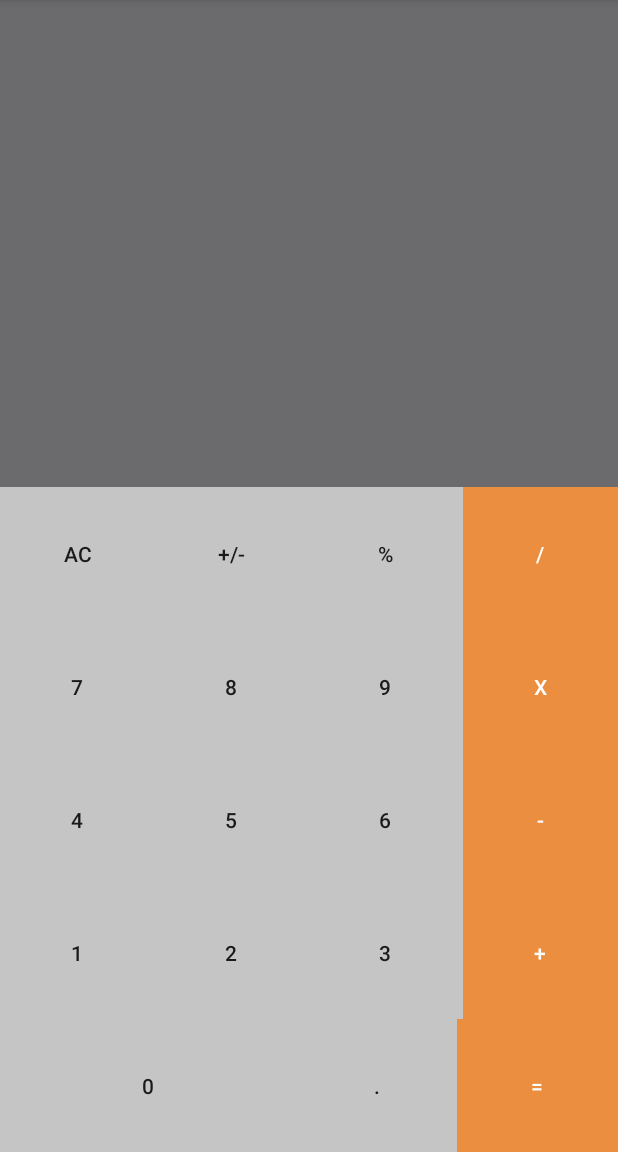
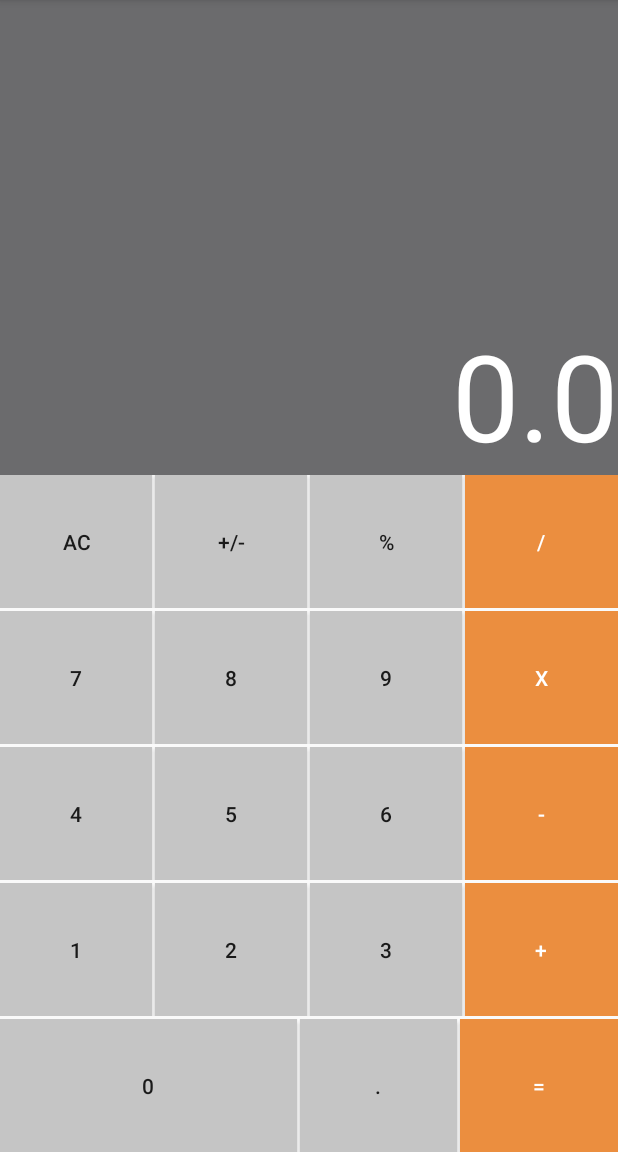
Before and after one commit to MrShiden/Android, an Android app: the screen it shows after launch (MainActivity), after a tap on an icon or button, on a phone screen of 412 x 824 dp, the part 84-1236 px from its top. Run offline under Robolectric (Android 15) with nearby library versions, the phone set to English and light mode, and no system bars; 3 other taps on this screen came first.

Commit message:
Se finaliza la app de android se resuelven algunos bugs de con el boton de igual y los operadores, no se resuelve el boton de punto se recomienda poner un try catch para botar el error

```diff
--- a/Calculadora/app/src/main/java/com/shiden/calculadora/MainActivity.kt
+++ b/Calculadora/app/src/main/java/com/shiden/calculadora/MainActivity.kt
@@ -12,12 +12,27 @@ class MainActivity : AppCompatActivity() {
     override fun onCreate(savedInstanceState: Bundle?) {
         super.onCreate(savedInstanceState)
         setContentView(R.layout.activity_main)
+
+        buEq.isEnabled=false
+        operadores(false)
+
+
+
     }
+
+
+        var equalbtn = true
+
+
+
+
 
 
 
 
     fun buNumberEvent(view:View){
+
+
 
         if (newOp == true){
 
@@ -25,6 +40,10 @@ class MainActivity : AppCompatActivity() {
 
 
         }
+
+        operadores(true)
+
+
 
         newOp = false
 
@@ -143,6 +162,7 @@ class MainActivity : AppCompatActivity() {
     var op = "*"
 
 
+
     fun buOpEvent(view: View){
 
         val buSelect = view as Button
@@ -186,10 +206,14 @@ class MainActivity : AppCompatActivity() {
 
         newOp = true
 
-        Log.d("boton/", buDev.id.toString())
-        Log.d("boton*", buMul.id.toString())
-        Log.d("boton+", buSum.id.toString())
-        Log.d("boton-", buSub.id.toString())
+        equalbtn = false
+
+        if (equalbtn == false){
+
+            buEq.isEnabled = true
+
+        }
+
 
 
 
@@ -198,6 +222,10 @@ class MainActivity : AppCompatActivity() {
 
 
     fun buEqEvent (view: View) {
+
+
+
+
 
 
 
@@ -242,6 +270,44 @@ class MainActivity : AppCompatActivity() {
 
 
 
+            buEq.isEnabled = false
+
+
+
+
+
+    }
+
+    fun porcentaje (view: View){
+
+        var numero:Double = etShowNumber.text.toString().toDouble()/100
+
+        etShowNumber.setText(numero.toString())
+        newOp = true
+
+    }
+
+    fun clean (view: View){
+
+        etShowNumber.setText("")
+
+        newOp = true
+        operadores(false)
+        buEq.isEnabled = false
+
+
+    }
+
+
+    fun operadores (reto:Boolean){
+
+        buSum.isEnabled = reto
+        buSub.isEnabled = reto
+        buMul.isEnabled = reto
+        buDev.isEnabled = reto
+        buPo.isEnabled = reto
+
+
     }
 
 }
--- a/Calculadora/app/src/main/res/layout/activity_main.xml
+++ b/Calculadora/app/src/main/res/layout/activity_main.xml
@@ -20,11 +20,13 @@
         android:textSize="80sp" />
 
     <TableLayout
+
         android:layout_width="match_parent"
         android:layout_height="wrap_content"
         android:layout_weight="0">
 
         <TableRow
+            android:layout_marginBottom="1pt"
             android:layout_width="match_parent"
             android:layout_height="match_parent"
             android:gravity="center">
@@ -33,11 +35,14 @@
                 android:id="@+id/buAC"
                 android:layout_width="40pt"
                 android:layout_height="40pt"
+                android:layout_marginRight="1pt"
                 android:layout_weight="1"
                 android:background="@color/grisClaro"
+                android:onClick="clean"
                 android:text="AC" />
 
             <Button
+                android:layout_marginRight="1pt"
                 android:id="@+id/buPlusMinus"
                 android:layout_width="40pt"
                 android:layout_height="40pt"
@@ -50,8 +55,10 @@
                 android:id="@+id/buPo"
                 android:layout_width="40pt"
                 android:layout_height="40pt"
+                android:layout_marginRight="1pt"
                 android:layout_weight="1"
                 android:background="@color/grisClaro"
+                android:onClick="porcentaje"
                 android:text="%" />
 
             <Button
@@ -66,12 +73,14 @@
         </TableRow>
 
         <TableRow
+            android:layout_marginBottom="1pt"
             android:layout_width="match_parent"
             android:layout_height="match_parent"
             android:gravity="center">
 
             <Button
                 android:id="@+id/bu7"
+                android:layout_marginRight="1pt"
                 android:layout_width="40pt"
                 android:layout_height="40pt"
                 android:layout_weight="1"
@@ -81,6 +90,7 @@
 
             <Button
                 android:id="@+id/bu8"
+                android:layout_marginRight="1pt"
                 android:layout_width="40pt"
                 android:layout_height="40pt"
                 android:layout_weight="1"
@@ -90,6 +100,7 @@
 
             <Button
                 android:id="@+id/bu9"
+                android:layout_marginRight="1pt"
                 android:layout_width="40pt"
                 android:layout_height="40pt"
                 android:layout_weight="1"
@@ -109,12 +120,14 @@
         </TableRow>
 
         <TableRow
+            android:layout_marginBottom="1pt"
             android:layout_width="match_parent"
             android:layout_height="match_parent"
             android:gravity="center">
 
             <Button
                 android:id="@+id/bu4"
+                android:layout_marginRight="1pt"
                 android:layout_width="40pt"
                 android:layout_height="40pt"
                 android:layout_weight="1"
@@ -124,6 +137,7 @@
 
             <Button
                 android:id="@+id/bu5"
+                android:layout_marginRight="1pt"
                 android:layout_width="40pt"
                 android:layout_height="40pt"
                 android:layout_weight="1"
@@ -133,6 +147,7 @@
 
             <Button
                 android:id="@+id/bu6"
+                android:layout_marginRight="1pt"
                 android:layout_width="40pt"
                 android:layout_height="40pt"
                 android:layout_weight="1"
@@ -152,12 +167,14 @@
         </TableRow>
 
         <TableRow
+            android:layout_marginBottom="1pt"
             android:layout_width="match_parent"
             android:layout_height="match_parent"
             android:gravity="center">
 
             <Button
                 android:id="@+id/bu1"
+                android:layout_marginRight="1pt"
                 android:layout_width="40pt"
                 android:layout_height="40pt"
                 android:layout_weight="1"
@@ -167,6 +184,7 @@
 
             <Button
                 android:id="@+id/bu2"
+                android:layout_marginRight="1pt"
                 android:layout_width="40pt"
                 android:layout_height="40pt"
                 android:layout_weight="1"
@@ -176,6 +194,7 @@
 
             <Button
                 android:id="@+id/bu3"
+                android:layout_marginRight="1pt"
                 android:layout_width="40pt"
                 android:layout_height="40pt"
                 android:layout_weight="1"
@@ -204,6 +223,7 @@
 
         <Button
             android:id="@+id/bu0"
+            android:layout_marginRight="1pt"
             android:layout_width="89pt"
             android:layout_height="40pt"
             android:layout_weight="0"
@@ -213,6 +233,7 @@
 
         <Button
             android:id="@+id/buDot"
+            android:layout_marginRight="1pt"
             android:layout_width="40pt"
             android:layout_height="40pt"
             android:layout_weight="1"
```
